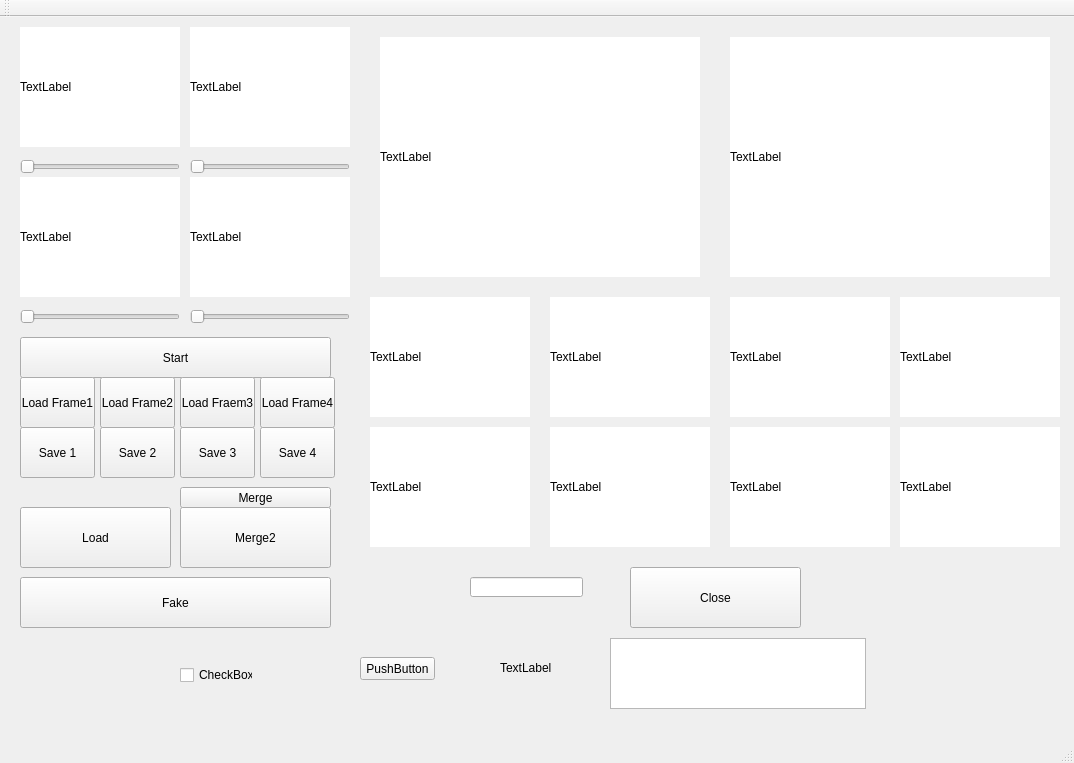
This is mainwindow.ui in Chia-ChunHsu/Capture as Qt 5 draws it before an edit. The edited form follows.
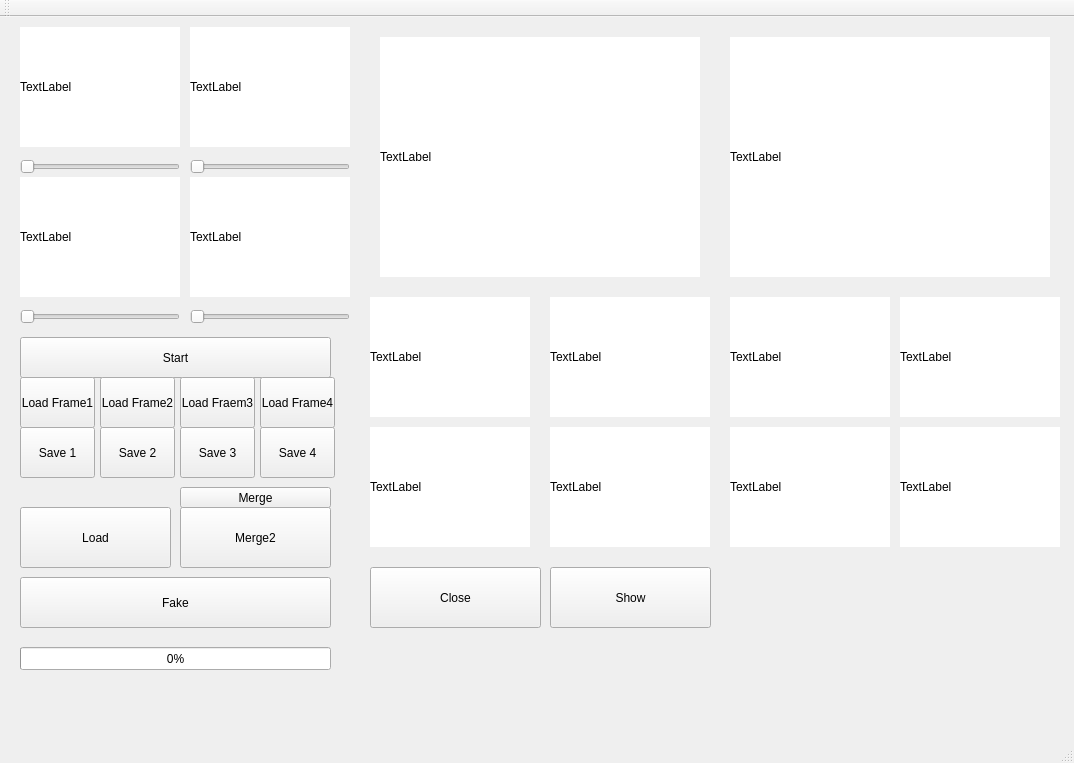
This is the edited form.

Diff of the .ui file:
```diff
--- a/mainwindow.ui
+++ b/mainwindow.ui
@@ -30,7 +30,7 @@
    <widget class="QPushButton" name="closeButton">
     <property name="geometry">
      <rect>
-      <x>630</x>
+      <x>370</x>
       <y>550</y>
       <width>171</width>
       <height>61</height>
@@ -327,65 +327,6 @@
      <enum>Qt::Horizontal</enum>
     </property>
    </widget>
-   <widget class="QLineEdit" name="lineEdit">
-    <property name="geometry">
-     <rect>
-      <x>470</x>
-      <y>560</y>
-      <width>113</width>
-      <height>20</height>
-     </rect>
-    </property>
-   </widget>
-   <widget class="QLabel" name="label">
-    <property name="geometry">
-     <rect>
-      <x>500</x>
-      <y>630</y>
-      <width>81</width>
-      <height>41</height>
-     </rect>
-    </property>
-    <property name="text">
-     <string>TextLabel</string>
-    </property>
-   </widget>
-   <widget class="QTextBrowser" name="textBrowser">
-    <property name="geometry">
-     <rect>
-      <x>610</x>
-      <y>621</y>
-      <width>256</width>
-      <height>71</height>
-     </rect>
-    </property>
-   </widget>
-   <widget class="QPushButton" name="pushButton">
-    <property name="geometry">
-     <rect>
-      <x>360</x>
-      <y>640</y>
-      <width>75</width>
-      <height>23</height>
-     </rect>
-    </property>
-    <property name="text">
-     <string>PushButton</string>
-    </property>
-   </widget>
-   <widget class="QCheckBox" name="checkBox">
-    <property name="geometry">
-     <rect>
-      <x>180</x>
-      <y>650</y>
-      <width>73</width>
-      <height>16</height>
-     </rect>
-    </property>
-    <property name="text">
-     <string>CheckBox</string>
-    </property>
-   </widget>
    <widget class="QLabel" name="labelwarp1">
     <property name="geometry">
      <rect>
@@ -543,6 +484,32 @@
      <string>Fake</string>
     </property>
    </widget>
+   <widget class="QProgressBar" name="progressBar_Merge">
+    <property name="geometry">
+     <rect>
+      <x>20</x>
+      <y>630</y>
+      <width>311</width>
+      <height>23</height>
+     </rect>
+    </property>
+    <property name="value">
+     <number>0</number>
+    </property>
+   </widget>
+   <widget class="QPushButton" name="ShowButton">
+    <property name="geometry">
+     <rect>
+      <x>550</x>
+      <y>550</y>
+      <width>161</width>
+      <height>61</height>
+     </rect>
+    </property>
+    <property name="text">
+     <string>Show</string>
+    </property>
+   </widget>
   </widget>
   <widget class="QMenuBar" name="menuBar">
    <property name="geometry">
```
